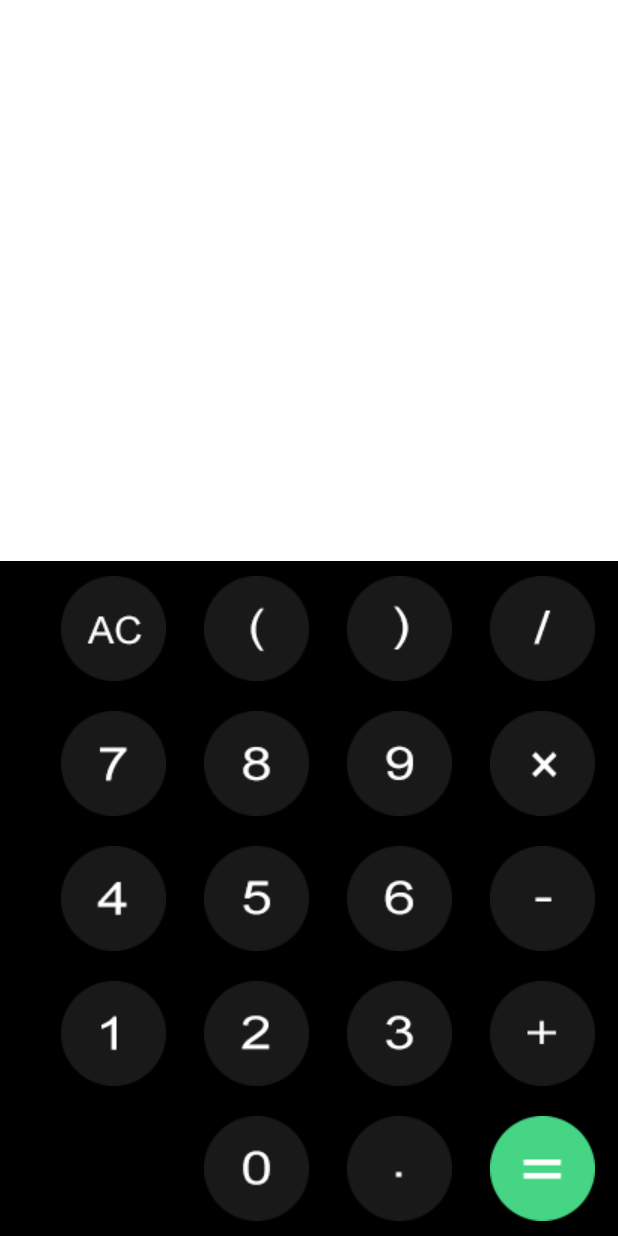
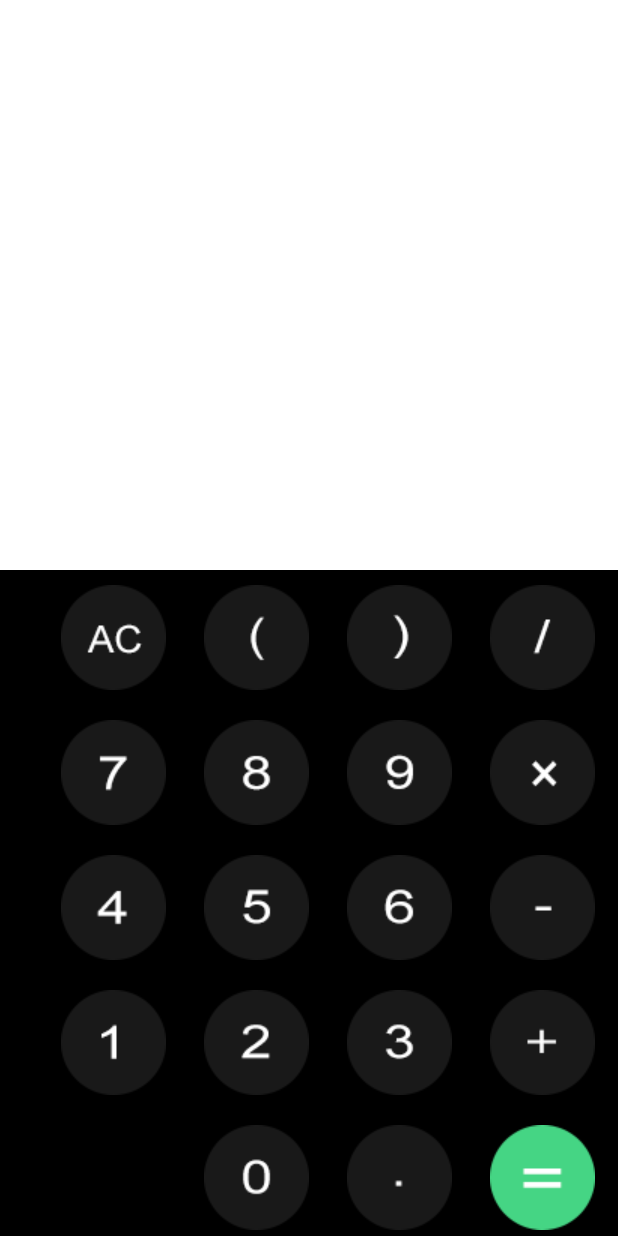
Before and after one commit to svontheweb/Calculator, an Android app: the layout activity_main.xml on its own in the app's theme, with its tools: preview values and no code run, on a phone screen of 412 x 824 dp. Run offline under Robolectric (Android 15) with nearby library versions, the phone set to English and light mode, and no system bars.

Commit message:
push javaloginapp

```diff
--- a/app/src/main/res/layout/activity_main.xml
+++ b/app/src/main/res/layout/activity_main.xml
@@ -37,217 +37,198 @@
         android:id="@+id/llFunctionality"
         android:layout_width="match_parent"
         android:layout_height="wrap_content"
+        android:layout_alignParentBottom="true"
+        android:layout_marginBottom="-6dp"
         android:background="@color/black"
-        android:layout_alignParentBottom="true"
         android:orientation="vertical">
 
         <LinearLayout
+            android:layout_width="wrap_content"
             android:layout_height="match_parent"
-            android:layout_width="wrap_content"
+            android:layout_gravity="center"
             android:orientation="horizontal"
-            android:padding="10dp"
-            android:layout_gravity="center"
-            >
+            android:padding="10dp">
 
             <ImageView
                 android:id="@+id/btnAc"
                 android:layout_width="70dp"
                 android:layout_height="70dp"
-                android:background="@drawable/btn_ac"
                 android:layout_marginStart="25dp"
-                />
+                android:background="@drawable/btn_ac" />
+
             <ImageView
                 android:id="@+id/btnStartBracket"
                 android:layout_width="70dp"
                 android:layout_height="70dp"
-                android:background="@drawable/btn_start_bracket"
                 android:layout_marginStart="25dp"
-                />
+                android:background="@drawable/btn_start_bracket" />
+
             <ImageView
                 android:id="@+id/btnEndBracket"
                 android:layout_width="70dp"
                 android:layout_height="70dp"
-                android:background="@drawable/btn_end_bracket"
                 android:layout_marginStart="25dp"
-                />
+                android:background="@drawable/btn_end_bracket" />
+
             <ImageView
                 android:id="@+id/btnDivide"
                 android:layout_width="70dp"
                 android:layout_height="70dp"
-                android:background="@drawable/btn_divide"
                 android:layout_marginStart="25dp"
-                />
-
-
+                android:background="@drawable/btn_divide" />
 
 
         </LinearLayout>
 
         <LinearLayout
+            android:layout_width="wrap_content"
             android:layout_height="match_parent"
-            android:layout_width="wrap_content"
+            android:layout_gravity="center"
             android:orientation="horizontal"
-            android:padding="10dp"
-            android:layout_gravity="center"
-            >
+            android:padding="10dp">
 
             <ImageView
                 android:id="@+id/btn7"
                 android:layout_width="70dp"
                 android:layout_height="70dp"
-                android:background="@drawable/btn_7"
                 android:layout_marginStart="25dp"
-                />
+                android:background="@drawable/btn_7" />
+
             <ImageView
                 android:id="@+id/btn8"
                 android:layout_width="70dp"
                 android:layout_height="70dp"
-                android:background="@drawable/btn_8"
                 android:layout_marginStart="25dp"
-                />
+                android:background="@drawable/btn_8" />
+
             <ImageView
                 android:id="@+id/btn9"
                 android:layout_width="70dp"
                 android:layout_height="70dp"
-                android:background="@drawable/btn_9"
                 android:layout_marginStart="25dp"
-                />
+                android:background="@drawable/btn_9" />
+
             <ImageView
                 android:id="@+id/btnMultiply"
                 android:layout_width="70dp"
                 android:layout_height="70dp"
-                android:background="@drawable/btn_multiplication"
                 android:layout_marginStart="25dp"
-                />
-
-
+                android:background="@drawable/btn_multiplication" />
 
 
         </LinearLayout>
 
         <LinearLayout
+            android:layout_width="wrap_content"
             android:layout_height="match_parent"
-            android:layout_width="wrap_content"
+            android:layout_gravity="center"
             android:orientation="horizontal"
-            android:padding="10dp"
-            android:layout_gravity="center"
-            >
+            android:padding="10dp">
 
             <ImageView
                 android:id="@+id/btn4"
                 android:layout_width="70dp"
                 android:layout_height="70dp"
-                android:background="@drawable/btn_4"
                 android:layout_marginStart="25dp"
-                />
+                android:background="@drawable/btn_4" />
+
             <ImageView
                 android:id="@+id/btn5"
                 android:layout_width="70dp"
                 android:layout_height="70dp"
-                android:background="@drawable/btn_5"
                 android:layout_marginStart="25dp"
-                />
+                android:background="@drawable/btn_5" />
+
             <ImageView
                 android:id="@+id/btn6"
                 android:layout_width="70dp"
                 android:layout_height="70dp"
-                android:background="@drawable/btn_6"
                 android:layout_marginStart="25dp"
-                />
+                android:background="@drawable/btn_6" />
+
             <ImageView
                 android:id="@+id/btnSubtract"
                 android:layout_width="70dp"
                 android:layout_height="70dp"
-                android:background="@drawable/btn_minus"
                 android:layout_marginStart="25dp"
-                />
-
-
+                android:background="@drawable/btn_minus" />
 
 
         </LinearLayout>
 
         <LinearLayout
+            android:layout_width="wrap_content"
             android:layout_height="match_parent"
-            android:layout_width="wrap_content"
+            android:layout_gravity="center"
             android:orientation="horizontal"
-            android:padding="10dp"
-            android:layout_gravity="center"
-            >
+            android:padding="10dp">
 
             <ImageView
                 android:id="@+id/btn1"
                 android:layout_width="70dp"
                 android:layout_height="70dp"
-                android:background="@drawable/btn_1"
                 android:layout_marginStart="25dp"
-                />
+                android:background="@drawable/btn_1" />
+
             <ImageView
                 android:id="@+id/btn2"
                 android:layout_width="70dp"
                 android:layout_height="70dp"
-                android:background="@drawable/btn_2"
                 android:layout_marginStart="25dp"
-                />
+                android:background="@drawable/btn_2" />
+
             <ImageView
                 android:id="@+id/btn3"
                 android:layout_width="70dp"
                 android:layout_height="70dp"
-                android:background="@drawable/btn_3"
                 android:layout_marginStart="25dp"
-                />
+                android:background="@drawable/btn_3" />
+
             <ImageView
                 android:id="@+id/btnAdd"
                 android:layout_width="70dp"
                 android:layout_height="70dp"
-                android:background="@drawable/btn_plus"
                 android:layout_marginStart="25dp"
-                />
-
-
+                android:background="@drawable/btn_plus" />
 
 
         </LinearLayout>
 
         <LinearLayout
+            android:layout_width="wrap_content"
             android:layout_height="match_parent"
-            android:layout_width="wrap_content"
+            android:layout_gravity="center"
             android:orientation="horizontal"
-            android:padding="10dp"
-            android:layout_gravity="center"
-            >
+            android:padding="10dp">
 
             <ImageView
                 android:id="@+id/btnInvisible"
                 android:layout_width="70dp"
                 android:layout_height="70dp"
+                android:layout_marginStart="25dp"
                 android:background="@drawable/btn_0"
-                android:layout_marginStart="25dp"
-                android:visibility="invisible"
-                />
+                android:visibility="invisible" />
+
             <ImageView
                 android:id="@+id/btn0"
                 android:layout_width="70dp"
                 android:layout_height="70dp"
-                android:background="@drawable/btn_0"
                 android:layout_marginStart="25dp"
-                />
+                android:background="@drawable/btn_0" />
+
             <ImageView
                 android:id="@+id/btnDecimal"
                 android:layout_width="70dp"
                 android:layout_height="70dp"
-                android:background="@drawable/btn_dot"
                 android:layout_marginStart="25dp"
-                />
+                android:background="@drawable/btn_dot" />
+
             <ImageView
                 android:id="@+id/btnEqual"
                 android:layout_width="70dp"
                 android:layout_height="70dp"
-                android:background="@drawable/btn_equal"
                 android:layout_marginStart="25dp"
-                />
-
-
+                android:background="@drawable/btn_equal" />
 
 
         </LinearLayout>
@@ -256,6 +237,4 @@
     </LinearLayout>
 
 
-
-
 </RelativeLayout>
```
